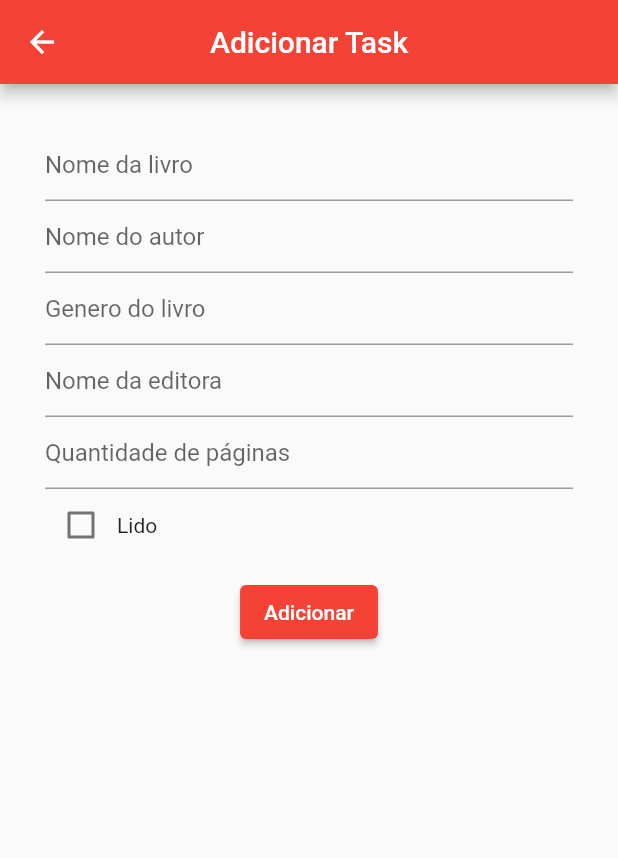
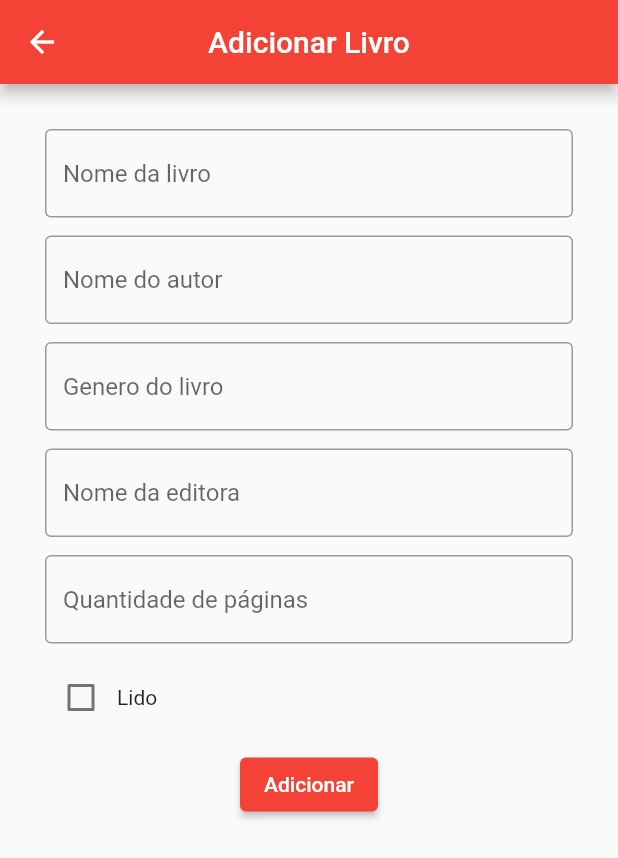
Before and after one commit to silvavinicyus/bookcase-mobile-app, a Flutter app: the AddBookWidget screen opened by its route, on a phone screen of 412 x 824 dp. Shown: the top 858 px of the screen. Run offline on Flutter 3.47's test engine with Material 2 defaults, Android fonts, the phone set to English and light mode, and no system bars; our stand-ins replace cool_alert, dio; network calls fail.

Commit message:
1.0 ready

```diff
--- a/lib/screens/AddBookWidget/AddBookWidget.dart
+++ b/lib/screens/AddBookWidget/AddBookWidget.dart
@@ -21,10 +21,11 @@ class _AddBookWidgetState extends State<AddBookWidget> {
 
     return Scaffold(
       appBar: AppBar(
-        title: Text("Adicionar Task"),
+        title: Text("Adicionar Livro"),
         centerTitle: true,
       ),
-      body: Form(
+      body: SingleChildScrollView(
+        child: Form(
           child: Container(
             child: Padding(
               padding: const EdgeInsets.all(30.0),
@@ -32,34 +33,44 @@ class _AddBookWidgetState extends State<AddBookWidget> {
                 children: [
                   TextFormField(
                     decoration: InputDecoration(
-                    hintText: "Nome da livro"
+                      hintText: "Nome da livro",
+                      border: OutlineInputBorder()
                     ),
                     controller: bookController.title,
                   ),
+                  SizedBox(height: 12),
                   TextFormField(
                     decoration: InputDecoration(
-                    hintText: "Nome do autor"
+                      hintText: "Nome do autor",
+                      border: OutlineInputBorder()
                     ),
                     controller: bookController.author,
                   ),
+                  SizedBox(height: 12),
                   TextFormField(
                     decoration: InputDecoration(
-                    hintText: "Genero do livro"
+                      hintText: "Genero do livro",
+                      border: OutlineInputBorder()
                     ),
                     controller: bookController.genre,
                   ),
+                  SizedBox(height: 12),
                   TextFormField(
                     decoration: InputDecoration(
-                    hintText: "Nome da editora"
+                      hintText: "Nome da editora",
+                      border: OutlineInputBorder()
                     ),
                     controller: bookController.publisher,
                   ),
+                  SizedBox(height: 12),
                   TextFormField(
                     decoration: InputDecoration(
-                    hintText: "Quantidade de páginas"
+                      hintText: "Quantidade de páginas",
+                      border: OutlineInputBorder()
                     ),
                     controller: bookController.pages,
                   ),
+                  SizedBox(height: 12),
                   Row(
                     children: [
                       Checkbox(
@@ -107,6 +118,7 @@ class _AddBookWidgetState extends State<AddBookWidget> {
             ),
           ),
         ),
+      ),
     );
   }
 }
```
Also changed, not shown: lib/screens/GetBookReadWidget/GetBookReadWidget.dart (+7 -7 lines), lib/screens/GetBookUnreadWidget/GetBookUnreadWidget.dart (+5 -12 lines), lib/screens/ShowBookWidget/ShowBookWidget.dart (+9 -1 lines). Lines whose indentation alone changed are shown as unchanged.
